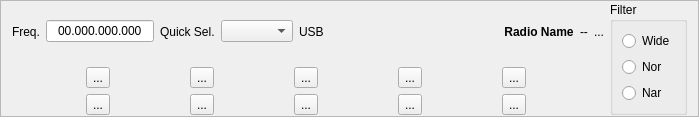
Above: mqt/MqtLogger/rigcontrolframe.ui from zsteva/backup-minos2 before the change. Below: the same form after it.
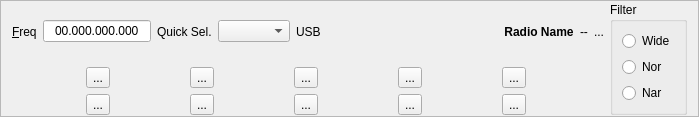
That is the form after the change. Custom widgets are drawn as their Qt base class.

Diff of the .ui file:
```diff
--- a/mqt/MqtLogger/rigcontrolframe.ui
+++ b/mqt/MqtLogger/rigcontrolframe.ui
@@ -33,18 +33,12 @@
        <item>
         <layout class="QHBoxLayout" name="horizontalLayout_4">
          <item>
-          <widget class="QLabel" name="freqlblA">
-           <property name="font">
-            <font>
-             <weight>50</weight>
-             <bold>false</bold>
-            </font>
-           </property>
+          <widget class="QLabel" name="label">
            <property name="text">
-            <string>Freq.</string>
+            <string>&amp;Freq</string>
            </property>
-           <property name="alignment">
-            <set>Qt::AlignCenter</set>
+           <property name="buddy">
+            <cstring>freqInput</cstring>
            </property>
           </widget>
          </item>
```
Left out of the diff: 17 changed lines with no effect on the pictures.
